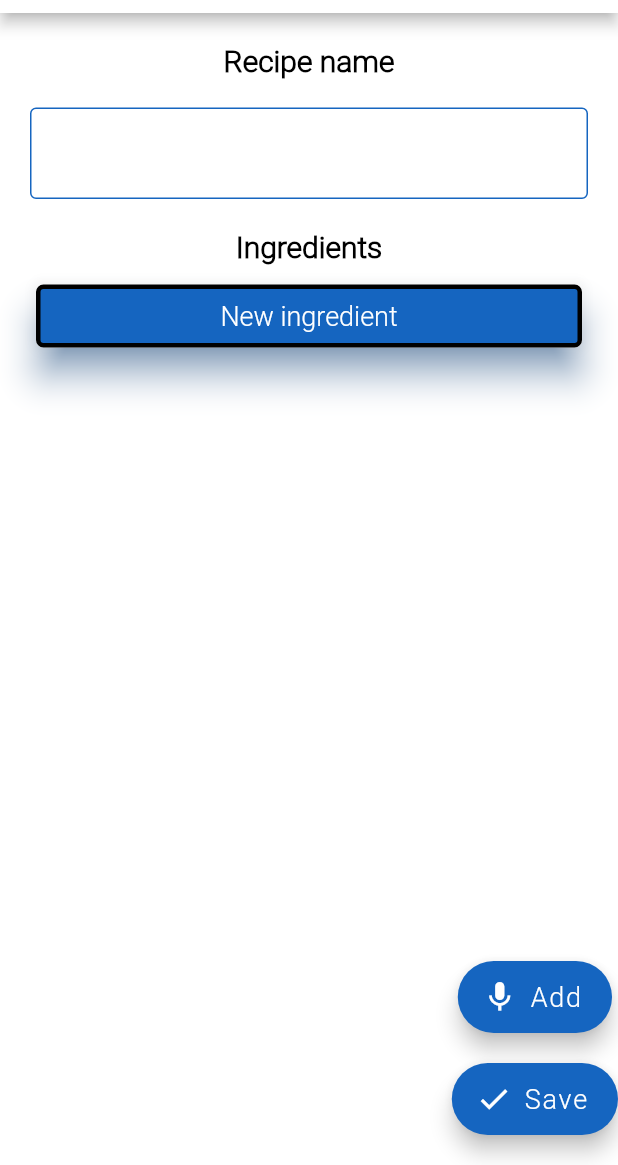
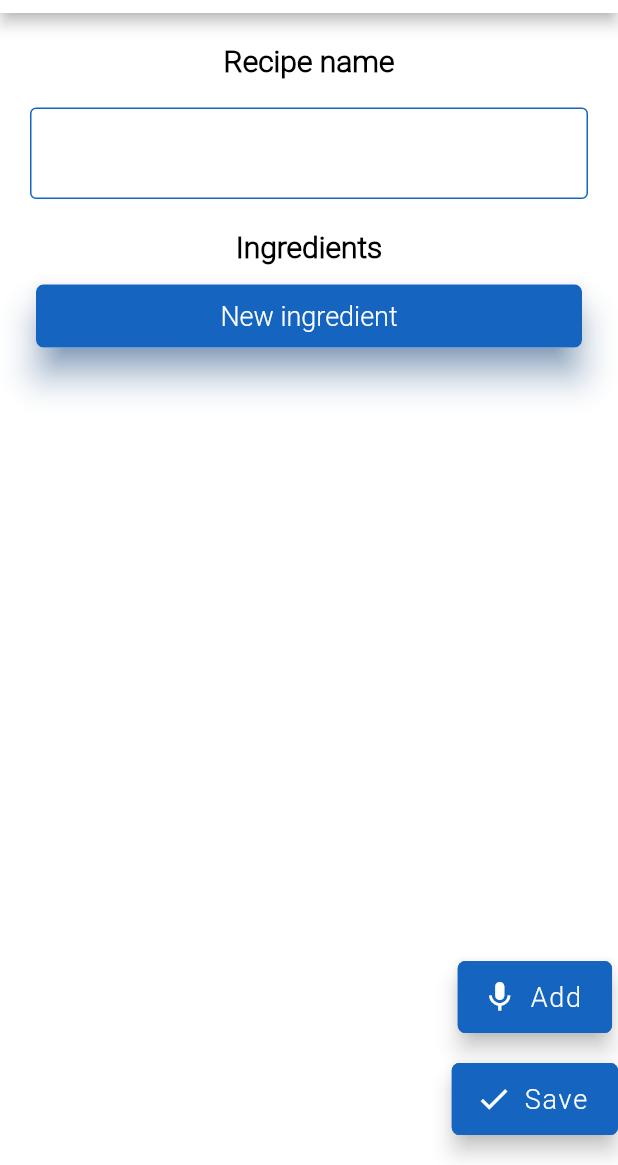
Before and after one commit to GUL9/FoodPlanner, a Flutter app: the NewRecipeView screen opened directly, on a phone screen of 412 x 824 dp, the part 71-1236 px from its top. Run offline on Flutter 3.47's test engine with Material 2 defaults, Android fonts, the phone set to English and light mode, and no system bars; our stand-ins replace cloud_firestore, firebase_core; accounts and stored records are empty.

Commit message:
selectrecipe function added and updated floatingbutton theme

```diff
--- a/lib/Views/Components/SelectRecipeDialog.dart
+++ b/lib/Views/Components/SelectRecipeDialog.dart
@@ -25,6 +25,7 @@
   }
 
   void _selectRecipe(int index) => setState(() => _selectedIndex = index);
+  void _returnSelectedRecipe() => Navigator.pop(context, _selectedIndex != -1 ? _recipes[_selectedIndex] : null);
 
   Widget _recipeList() => Container(
       width: 250,
@@ -32,6 +33,7 @@
       child: ListView.builder(
           itemCount: _recipes.length,
           itemBuilder: (context, index) => Card(
+              color: _selectedIndex == index ? neutral2 : neutral,
               shape: RoundedRectangleBorder(
                   side: BorderSide(width: 3, color: _selectedIndex == index ? primary3 : neutral),
                   borderRadius: BorderRadius.circular(5)),
@@ -44,7 +46,7 @@
         Strings.ok,
         style: Theme.of(context).textTheme.button,
       ),
-      onPressed: null);
+      onPressed: _returnSelectedRecipe);
 
   @override
   void initState() {
--- a/lib/Views/Recipes/NewRecipeView.dart
+++ b/lib/Views/Recipes/NewRecipeView.dart
@@ -52,7 +52,7 @@
           style: Theme.of(context).textTheme.bodyText2),
       trailing: IconButton(icon: Icon(Icons.delete, color: primary3), onPressed: () => _deleteIngredientRow(index)));
 
-  Widget _ingredientListNEW() => Expanded(
+  Widget _ingredientList() => Expanded(
       child: ListView.builder(
           controller: _ingredientListScrollController,
           itemCount: _ingredientRows.length + 1,
@@ -63,10 +63,18 @@
       visible: _isFloatingActionButtonColumnVisible(),
       child: Column(mainAxisAlignment: MainAxisAlignment.end, children: [
         FloatingActionButton.extended(
-            icon: Icon(Icons.mic), label: Text(Strings.add), heroTag: null, onPressed: () => takeVoiceInput()),
+            icon: Icon(Icons.mic),
+            label: Text(Strings.add),
+            shape: Theme.of(context).buttonTheme.shape,
+            heroTag: null,
+            onPressed: () => takeVoiceInput()),
         Padding(padding: EdgeInsets.symmetric(vertical: 10)),
         FloatingActionButton.extended(
-            icon: Icon(Icons.check), label: Text(Strings.save_recipe), heroTag: null, onPressed: _saveRecipeAndReturn),
+            icon: Icon(Icons.check),
+            label: Text(Strings.save_recipe),
+            shape: Theme.of(context).buttonTheme.shape,
+            heroTag: null,
+            onPressed: _saveRecipeAndReturn),
         Padding(padding: EdgeInsets.symmetric(vertical: 10)),
       ]));
 
@@ -84,7 +92,7 @@
                 Padding(padding: EdgeInsets.symmetric(vertical: 10)),
                 Text(Strings.ingredients, style: Theme.of(context).textTheme.headline2),
                 Padding(padding: EdgeInsets.symmetric(vertical: 5)),
-                _ingredientListNEW()
+                _ingredientList()
               ])),
           Align(alignment: Alignment.bottomRight, child: _floatingActionButtonColumn())
         ]));
--- a/lib/Views/Recipes/RecipesView.dart
+++ b/lib/Views/Recipes/RecipesView.dart
@@ -32,7 +32,8 @@
   FloatingActionButton _addNewRecipeButton(BuildContext context) => FloatingActionButton.extended(
       onPressed: () => Navigator.push(context, MaterialPageRoute(builder: (context) => NewRecipeView())),
       label: Text(Strings.new_recipe),
-      icon: Icon(Icons.add));
+      icon: Icon(Icons.add),
+      shape: Theme.of(context).buttonTheme.shape);
 
   @override
   Widget build(BuildContext context) {
--- a/lib/Views/Shoppinglist/ShoppinglistView.dart
+++ b/lib/Views/Shoppinglist/ShoppinglistView.dart
@@ -87,6 +87,7 @@
         onPressed: _openNewShoppinglistIngredientDialog,
         icon: Icon(Icons.add),
         label: Text(Strings.new_ingredient),
+        shape: Theme.of(context).buttonTheme.shape,
         heroTag: null,
       );
 
```
Also changed, not shown: lib/Styling/Themes/Themes.dart (+8 -4 lines), lib/Views/Plan/PlanView.dart (+13 -3 lines).
